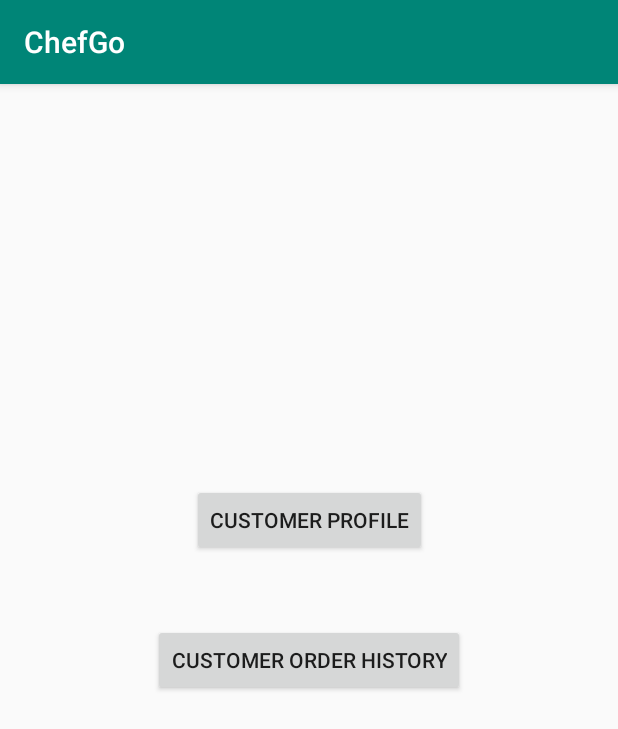
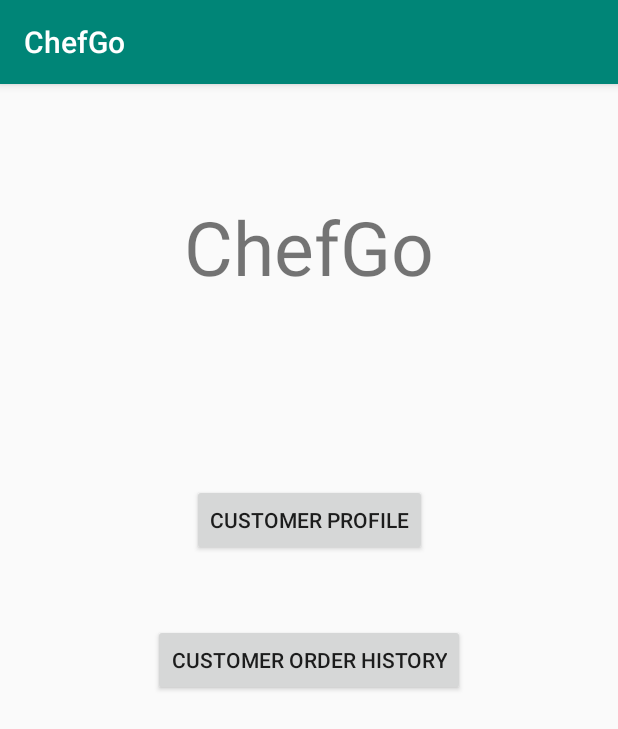
Before and after one commit to ajuarez99/ChefGo, an Android app: the screen it shows after launch (MainActivity), on a phone screen of 412 x 824 dp. Shown: the top 729 px of the screen. Run offline under Robolectric (Android 15) with nearby library versions, the phone set to English and light mode, and no system bars; our stand-ins replace Volley.

Commit message:
Added title

```diff
--- a/Frontend/app/src/main/res/layout/activity_main.xml
+++ b/Frontend/app/src/main/res/layout/activity_main.xml
@@ -27,4 +27,18 @@
         app:layout_constraintStart_toStartOf="parent"
         app:layout_constraintTop_toTopOf="parent" />
 
+    <TextView
+        android:id="@+id/Title"
+        android:layout_width="210dp"
+        android:layout_height="74dp"
+        android:text="ChefGo"
+        android:textAlignment="center"
+        android:textSize="50dp"
+        android:textFontWeight="700"
+        app:layout_constraintBottom_toBottomOf="parent"
+        app:layout_constraintEnd_toEndOf="parent"
+        app:layout_constraintStart_toStartOf="parent"
+        app:layout_constraintTop_toTopOf="parent"
+        app:layout_constraintVertical_bias="0.108" />
+
 </androidx.constraintlayout.widget.ConstraintLayout>
```
